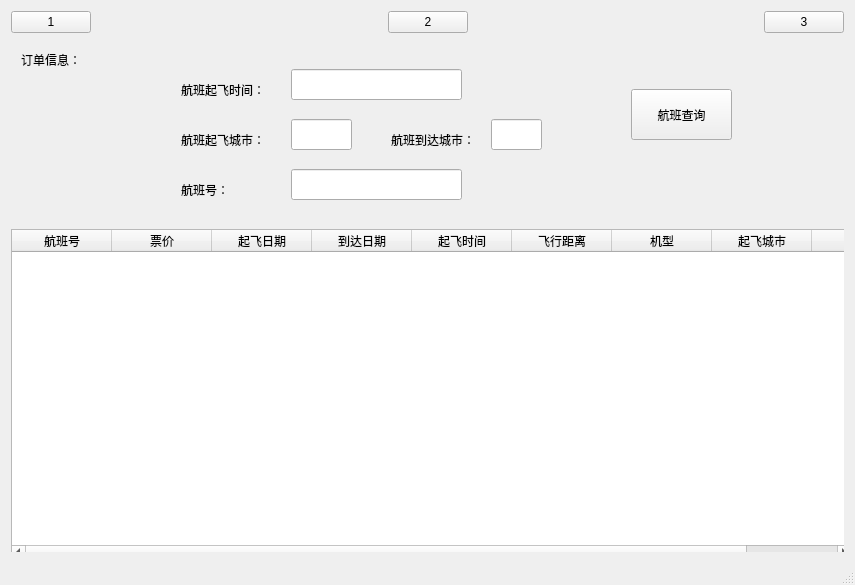
Qt form mainwindow.ui (yukib4haru/AirTicketCHD) before a commit.
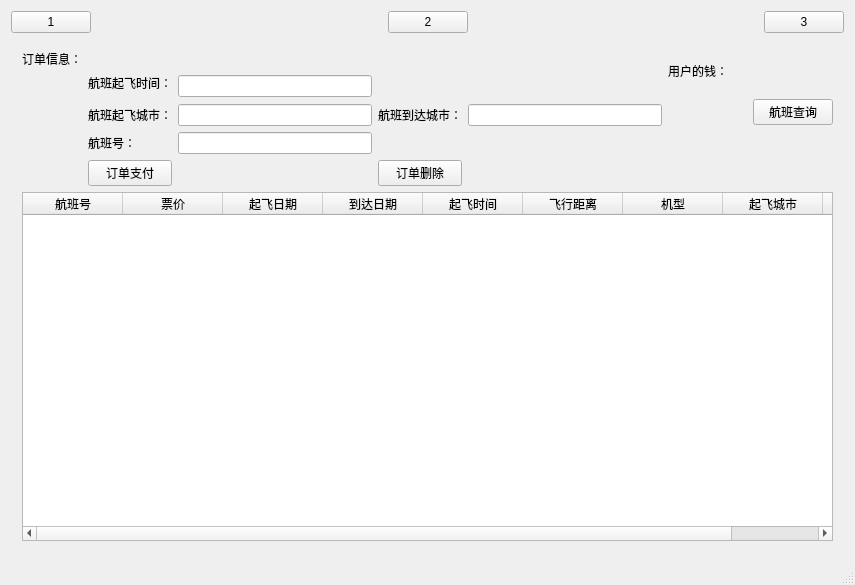
The same form after that commit.

What changed in the file:
```diff
--- a/mainwindow.ui
+++ b/mainwindow.ui
@@ -200,15 +200,19 @@
        </widget>
       </widget>
       <widget class="QWidget" name="page_3">
+       <layout class="QGridLayout" name="gridLayout_2">
+        <item row="3" column="1">
+         <widget class="QLabel" name="label_7">
+          <property name="styleSheet">
+           <string notr="true">font: 12pt &quot;黑体&quot;;</string>
+          </property>
+          <property name="text">
+           <string>航班起飞城市：</string>
+          </property>
+         </widget>
+        </item>
+        <item row="0" column="0">
        <widget class="QLabel" name="label_3">
-        <property name="geometry">
-         <rect>
-          <x>10</x>
-          <y>10</y>
-          <width>61</width>
-          <height>21</height>
-         </rect>
-        </property>
         <property name="styleSheet">
          <string notr="true">font: 12pt &quot;黑体&quot;;</string>
         </property>
@@ -216,15 +220,12 @@
          <string>订单信息：</string>
         </property>
        </widget>
+        </item>
+        <item row="3" column="4">
+         <widget class="QLineEdit" name="lineEdit_4"/>
+        </item>
+        <item row="6" column="0" colspan="9">
        <widget class="QTableWidget" name="looktable_2">
-        <property name="geometry">
-         <rect>
-          <x>0</x>
-          <y>190</y>
-          <width>841</width>
-          <height>331</height>
-         </rect>
-        </property>
         <column>
          <property name="text">
           <string>航班号</string>
@@ -271,45 +272,29 @@
          </property>
         </column>
        </widget>
-       <widget class="QLineEdit" name="lineEdit">
-        <property name="geometry">
-         <rect>
-          <x>280</x>
-          <y>30</y>
-          <width>171</width>
-          <height>31</height>
-         </rect>
-        </property>
-       </widget>
-       <widget class="QLineEdit" name="lineEdit_2">
-        <property name="geometry">
-         <rect>
-          <x>280</x>
-          <y>80</y>
-          <width>61</width>
-          <height>31</height>
-         </rect>
-        </property>
-       </widget>
-       <widget class="QLineEdit" name="lineEdit_3">
-        <property name="geometry">
-         <rect>
-          <x>280</x>
-          <y>130</y>
-          <width>171</width>
-          <height>31</height>
-         </rect>
-        </property>
-       </widget>
+        </item>
+        <item row="5" column="3">
+         <widget class="QPushButton" name="pushBotton_9">
+          <property name="text">
+           <string>订单删除</string>
+          </property>
+         </widget>
+        </item>
+        <item row="3" column="2">
+         <widget class="QLineEdit" name="lineEdit_2"/>
+        </item>
+        <item row="4" column="2">
+         <widget class="QLineEdit" name="lineEdit_3"/>
+        </item>
+        <item row="2" column="8" rowspan="2">
+         <widget class="QPushButton" name="pushButton_5">
+          <property name="text">
+           <string>航班查询</string>
+          </property>
+         </widget>
+        </item>
+        <item row="1" column="1">
        <widget class="QLabel" name="label_6">
-        <property name="geometry">
-         <rect>
-          <x>170</x>
-          <y>40</y>
-          <width>81</width>
-          <height>21</height>
-         </rect>
-        </property>
         <property name="styleSheet">
          <string notr="true">font: 12pt &quot;黑体&quot;;</string>
         </property>
@@ -317,31 +302,19 @@
          <string>航班起飞时间：</string>
         </property>
        </widget>
-       <widget class="QLabel" name="label_7">
-        <property name="geometry">
-         <rect>
-          <x>170</x>
-          <y>90</y>
-          <width>81</width>
-          <height>21</height>
-         </rect>
-        </property>
-        <property name="styleSheet">
-         <string notr="true">font: 12pt &quot;黑体&quot;;</string>
-        </property>
+        </item>
+        <item row="5" column="1">
+         <widget class="QPushButton" name="pushButton_10">
         <property name="text">
-         <string>航班起飞城市：</string>
-        </property>
-       </widget>
+           <string>订单支付</string>
+          </property>
+         </widget>
+        </item>
+        <item row="1" column="2" rowspan="2">
+         <widget class="QLineEdit" name="lineEdit"/>
+        </item>
+        <item row="4" column="1">
        <widget class="QLabel" name="label_8">
-        <property name="geometry">
-         <rect>
-          <x>170</x>
-          <y>140</y>
-          <width>61</width>
-          <height>21</height>
-         </rect>
-        </property>
         <property name="styleSheet">
          <string notr="true">font: 12pt &quot;黑体&quot;;</string>
         </property>
@@ -349,25 +322,9 @@
          <string>航班号：</string>
         </property>
        </widget>
-       <widget class="QLineEdit" name="lineEdit_4">
-        <property name="geometry">
-         <rect>
-          <x>480</x>
-          <y>80</y>
-          <width>51</width>
-          <height>31</height>
-         </rect>
-        </property>
-       </widget>
+        </item>
+        <item row="3" column="3">
        <widget class="QLabel" name="label_9">
-        <property name="geometry">
-         <rect>
-          <x>380</x>
-          <y>90</y>
-          <width>81</width>
-          <height>21</height>
-         </rect>
-        </property>
         <property name="styleSheet">
          <string notr="true">font: 12pt &quot;黑体&quot;;</string>
         </property>
@@ -375,19 +332,25 @@
          <string>航班到达城市：</string>
         </property>
        </widget>
-       <widget class="QPushButton" name="pushButton_5">
-        <property name="geometry">
-         <rect>
-          <x>620</x>
-          <y>50</y>
-          <width>101</width>
-          <height>51</height>
-         </rect>
+        </item>
+        <item row="0" column="5" rowspan="2">
+         <widget class="QLabel" name="label_10">
+          <property name="styleSheet">
+           <string notr="true">font: 12pt &quot;黑体&quot;;</string>
         </property>
         <property name="text">
-         <string>航班查询</string>
-        </property>
-       </widget>
+           <string>用户的钱：</string>
+          </property>
+         </widget>
+        </item>
+        <item row="0" column="7" rowspan="2">
+         <widget class="QLabel" name="M_money">
+          <property name="text">
+           <string/>
+          </property>
+         </widget>
+        </item>
+       </layout>
       </widget>
       <widget class="QWidget" name="page_4">
        <widget class="QTextBrowser" name="textBrowser">
```
Lines whose indentation alone changed are shown as unchanged.
